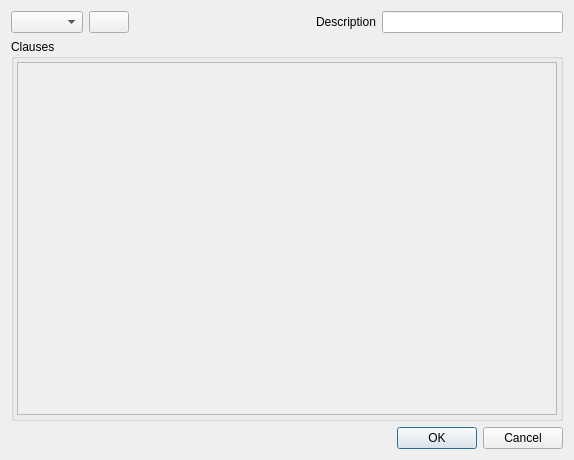
halbbob/dff, file ui/gui/resources/build_search_clause.ui: the form before one commit.
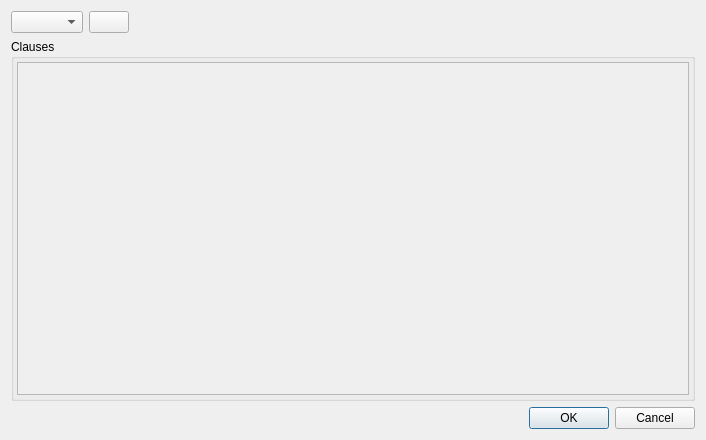
The form after the commit. Icons and pictures are not drawn.

Commit message: gui-filters: * add a widget which permit to select one or several mime types to search * the resulting string is not always well formatted

Diff of the .ui file:
```diff
--- a/ui/gui/resources/build_search_clause.ui
+++ b/ui/gui/resources/build_search_clause.ui
@@ -6,8 +6,8 @@
    <rect>
     <x>0</x>
     <y>0</y>
-    <width>574</width>
-    <height>460</height>
+    <width>706</width>
+    <height>440</height>
    </rect>
   </property>
   <property name="windowTitle">
@@ -46,16 +46,6 @@
        </property>
       </spacer>
      </item>
-     <item>
-      <widget class="QLabel" name="label">
-       <property name="text">
-        <string>Description</string>
-       </property>
-      </widget>
-     </item>
-     <item>
-      <widget class="QLineEdit" name="clauseDescr"/>
-     </item>
     </layout>
    </item>
    <item>
@@ -80,8 +70,8 @@
           <rect>
            <x>0</x>
            <y>0</y>
-           <width>540</width>
-           <height>344</height>
+           <width>672</width>
+           <height>324</height>
           </rect>
          </property>
          <layout class="QVBoxLayout" name="verticalLayout">
```
The commit also changes 5 other files.
